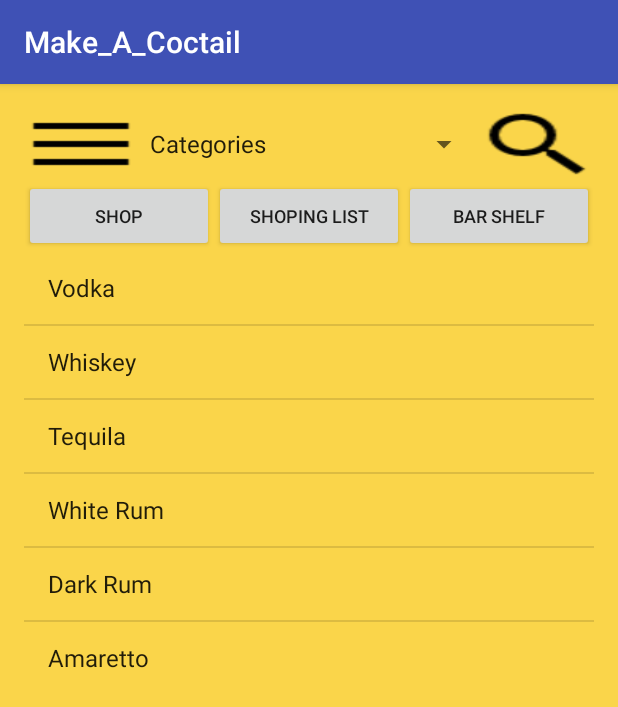
After one commit to pploshtakov/Make_A_Cocktail, an Android app: the ShopActivity screen opened directly, with no data from a screen before it, on a phone screen of 412 x 824 dp. The commit adds this screen. Shown: the top 707 px of the screen. Run offline under Robolectric (Android 15) with nearby library versions, the phone set to English and light mode, and no system bars.

Commit message:
shop activity xml

```diff
--- a/app/build.gradle
+++ b/app/build.gradle
@@ -23,4 +23,5 @@ dependencies {
     compile fileTree(dir: 'libs', include: ['*.jar'])
     testCompile 'junit:junit:4.12'
     compile 'com.android.support:appcompat-v7:23.4.0'
+    compile 'com.android.support:design:23.4.0'
 }
--- a/app/src/main/AndroidManifest.xml
+++ b/app/src/main/AndroidManifest.xml
@@ -15,7 +15,7 @@
                 <category android:name="android.intent.category.LAUNCHER" />
             </intent-filter>
         </activity>
-        <activity android:name=".RegisterActivity"></activity>
+        <activity android:name=".RegisterActivity" />
+        <activity android:name=".ShopActivity" />
     </application>
-
 </manifest>
--- a/app/src/main/java/com/example/pesho/make_a_coctail/LoginActivity.java
+++ b/app/src/main/java/com/example/pesho/make_a_coctail/LoginActivity.java
@@ -23,5 +23,13 @@ public class LoginActivity extends AppCompatActivity {
                 startActivity(reg);
             }
         });
+
+        login.setOnClickListener(new View.OnClickListener() {
+            @Override
+            public void onClick(View v) {
+                Intent test = new Intent(LoginActivity.this, ShopActivity.class);
+                startActivity(test);
+            }
+        });
     }
 }
--- /dev/null
+++ b/app/src/main/java/com/example/pesho/make_a_coctail/ShopActivity.java
@@ -0,0 +1,34 @@
+package com.example.pesho.make_a_coctail;
+
+import android.support.v7.app.AppCompatActivity;
+import android.os.Bundle;
+import android.widget.Adapter;
+import android.widget.ArrayAdapter;
+import android.widget.ListView;
+import android.widget.Spinner;
+
+import static com.example.pesho.make_a_coctail.R.array.drinks;
+
+public class ShopActivity extends AppCompatActivity {
+
+    @Override
+    protected void onCreate(Bundle savedInstanceState) {
+        super.onCreate(savedInstanceState);
+        setContentView(R.layout.activity_shop);
+        //menu spinner
+        Spinner menuSpinner = (Spinner) findViewById(R.id.SPMenu);
+        ArrayAdapter adapter = ArrayAdapter.createFromResource(this, R.array.menu, android.R.layout.simple_spinner_item);
+        adapter.setDropDownViewResource(android.R.layout.simple_spinner_dropdown_item);
+        menuSpinner.setAdapter(adapter);
+        //categories spinner
+        Spinner categorieSpinner = (Spinner) findViewById(R.id.SPCategories);
+        ArrayAdapter categories = ArrayAdapter.createFromResource(this, R.array.categories, android.R.layout.simple_spinner_item);
+        categories.setDropDownViewResource(android.R.layout.simple_spinner_dropdown_item);
+        categorieSpinner.setAdapter(categories);
+        //list of drinks
+        ListView drinks = (ListView) findViewById(R.id.SPListView);
+        ArrayAdapter drinkAdapter = ArrayAdapter.createFromResource(this, R.array.drinks, android.R.layout.simple_list_item_1);
+        drinks.setAdapter(drinkAdapter);
+
+    }
+}
--- /dev/null
+++ b/app/src/main/res/layout/activity_shop.xml
@@ -0,0 +1,86 @@
+<?xml version="1.0" encoding="utf-8"?>
+<RelativeLayout xmlns:android="http://schemas.android.com/apk/res/android"
+    xmlns:tools="http://schemas.android.com/tools"
+    android:layout_width="match_parent"
+    android:layout_height="match_parent"
+    android:paddingBottom="@dimen/activity_vertical_margin"
+    android:paddingLeft="@dimen/activity_horizontal_margin"
+    android:paddingRight="@dimen/activity_horizontal_margin"
+    android:paddingTop="@dimen/activity_vertical_margin"
+    android:background="@color/yellowBackground"
+    tools:context="com.example.pesho.make_a_coctail.ShopActivity">
+
+    <LinearLayout
+        android:layout_width="match_parent"
+        android:layout_height="wrap_content"
+        android:orientation="horizontal"
+        android:id="@+id/SPActionBar"
+        >
+        <Spinner
+            android:layout_width="0dp"
+            android:layout_weight="1"
+            android:layout_height="wrap_content"
+            android:id="@+id/SPMenu"
+            android:background="@drawable/menu_icon"
+            >
+        </Spinner>
+        <Spinner
+            android:layout_width="0dp"
+            android:layout_weight="3"
+            android:layout_height="wrap_content"
+            android:id="@+id/SPCategories"
+            ></Spinner>
+        <Spinner
+            android:layout_width="0dp"
+            android:layout_weight="1"
+            android:layout_height="wrap_content"
+            android:id="@+id/SPSearch"
+            android:background="@drawable/search_icon"
+            ></Spinner>
+
+    </LinearLayout>
+
+    <LinearLayout
+        android:layout_width="match_parent"
+        android:layout_height="wrap_content"
+        android:orientation="horizontal"
+        android:layout_below="@+id/SPActionBar"
+        android:id="@+id/SPButtonsLayout"
+        >
+
+        <Button
+            android:layout_width="0dp"
+            android:layout_weight="1"
+            android:layout_height="wrap_content"
+            android:textSize="12dp"
+            android:text="@string/shop"
+            android:id="@+id/SPShopButton" />
+
+        <Button
+            android:layout_width="0dp"
+            android:layout_weight="1"
+            android:textSize="12dp"
+            android:layout_height="wrap_content"
+            android:text="@string/shoping_list"
+            android:id="@+id/SPShopingListButton" />
+
+        <Button
+            android:layout_width="0dp"
+            android:layout_weight="1"
+            android:layout_height="wrap_content"
+            android:textSize="12dp"
+            android:text="@string/bar_shelf"
+            android:id="@+id/SPBarShelfButton" />
+
+
+    </LinearLayout>
+
+    <ListView
+        android:layout_width="match_parent"
+        android:layout_height="wrap_content"
+        android:layout_below="@+id/SPButtonsLayout"
+        android:id="@+id/SPListView"
+        ></ListView>
+
+
+</RelativeLayout>
--- /dev/null
+++ b/app/src/main/res/values-v21/styles.xml
@@ -0,0 +1,9 @@
+<resources>
+
+    <style name="AppTheme.NoActionBar">
+        <item name="windowActionBar">false</item>
+        <item name="windowNoTitle">true</item>
+        <item name="android:windowDrawsSystemBarBackgrounds">true</item>
+        <item name="android:statusBarColor">@android:color/transparent</item>
+    </style>
+</resources>
--- a/app/src/main/res/values/dimens.xml
+++ b/app/src/main/res/values/dimens.xml
@@ -2,4 +2,5 @@
     <!-- Default screen margins, per the Android Design guidelines. -->
     <dimen name="activity_horizontal_margin">16dp</dimen>
     <dimen name="activity_vertical_margin">16dp</dimen>
+    <dimen name="fab_margin">16dp</dimen>
 </resources>
--- a/app/src/main/res/values/strings.xml
+++ b/app/src/main/res/values/strings.xml
@@ -8,4 +8,34 @@
     <string name="register">REGISTER</string>
     <string name="login">LOGIN</string>
     <string name="facebook_login">FACEBOOK LOGIN</string>
+    <string name="shop">Shop</string>
+    <string name="shoping_list">Shoping List</string>
+    <string name="bar_shelf">Bar Shelf</string>
+    <string-array name="drinks">
+        <item>Vodka</item>
+        <item>Whiskey</item>
+        <item>Tequila</item>
+        <item>White Rum</item>
+        <item>Dark Rum</item>
+        <item>Amaretto</item>
+    </string-array>
+    <string-array name="menu">
+        <item></item>
+        <item>Coctails</item>
+        <item>Ingridients</item>
+        <item>Random</item>
+        <item>Profile</item>
+        <item>New</item>
+    </string-array>
+
+    <string-array name="categories">
+        <item>Categories</item>
+        <item>Alcoholic coctails</item>
+        <item>Non-Alcoholic cotails</item>
+        <item>Shots</item>
+    </string-array>
+    <string name="title_activity_main">MainActivity</string>
+    <string name="title_activity_test">TestActivity</string>
+
+
 </resources>
--- a/app/src/main/res/values/styles.xml
+++ b/app/src/main/res/values/styles.xml
@@ -8,4 +8,13 @@
         <item name="colorAccent">@color/colorAccent</item>
     </style>
 
+    <style name="AppTheme.NoActionBar">
+        <item name="windowActionBar">false</item>
+        <item name="windowNoTitle">true</item>
+    </style>
+
+    <style name="AppTheme.AppBarOverlay" parent="ThemeOverlay.AppCompat.Dark.ActionBar" />
+
+    <style name="AppTheme.PopupOverlay" parent="ThemeOverlay.AppCompat.Light" />
+
 </resources>
--- a/build.gradle
+++ b/build.gradle
@@ -5,7 +5,7 @@ buildscript {
         jcenter()
     }
     dependencies {
-        classpath 'com.android.tools.build:gradle:2.1.2'
+        classpath 'com.android.tools.build:gradle:2.1.3'
 
         // NOTE: Do not place your application dependencies here; they belong
         // in the individual module build.gradle files
```
Also changed, not shown: app/src/main/res/drawable/menu_icon.png (added), app/src/main/res/drawable/search_icon.png (added), gradle/wrapper/gradle-wrapper.properties.
